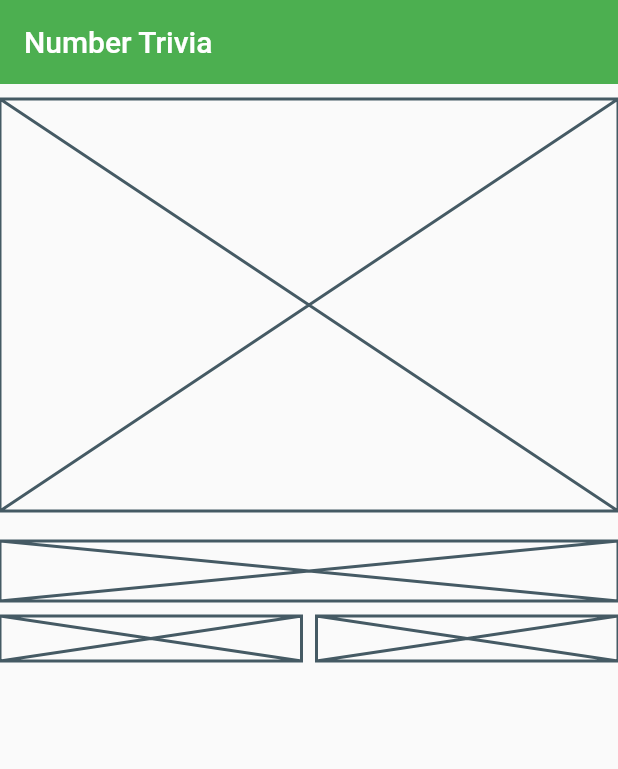
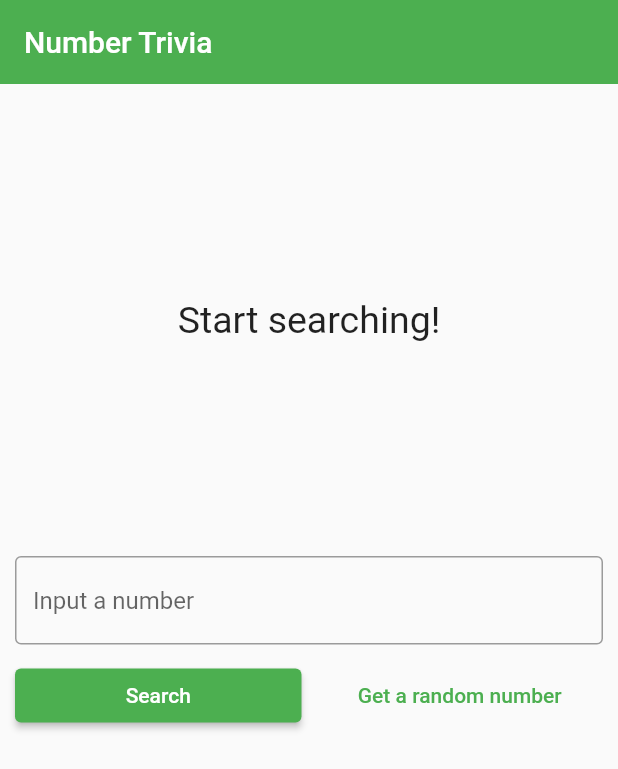
Before and after one commit to larinuness/flutter-clean-arch, a Flutter app: the screen it shows after launch, on a phone screen of 412 x 824 dp. Shown: the top 769 px of the screen. Run offline on Flutter 3.47's test engine with Material 2 defaults, Android fonts, the phone set to English and light mode, and no system bars; our stand-ins replace bloc, dartz, equatable, flutter_bloc, get_it, internet_connection_checker and 1 more.

Commit message:
done project

```diff
--- a/flutter_clean_arch/lib/features/number_trivia/data/datasources/number_trivia_remote_data_source.dart
+++ b/flutter_clean_arch/lib/features/number_trivia/data/datasources/number_trivia_remote_data_source.dart
@@ -1,8 +1,9 @@
 import 'dart:convert';
+
+import 'package:http/http.dart' as http;
 
 import '../../../../core/error/exceptions.dart';
 import '../models/number_trivia_model.dart';
-import 'package:http/http.dart' as http;
 
 abstract class NumberTriviaRemoteDataSource {
   /*Gets the cached NumberTriviaModel which was gotten the last time
--- a/flutter_clean_arch/lib/features/number_trivia/presentation/pages/number_trivia_page.dart
+++ b/flutter_clean_arch/lib/features/number_trivia/presentation/pages/number_trivia_page.dart
@@ -1,7 +1,12 @@
 import 'package:flutter/material.dart';
 import 'package:flutter_bloc/flutter_bloc.dart';
-import 'package:flutter_clean_arch/features/number_trivia/presentation/bloc/number_trivia_bloc.dart';
-import 'package:flutter_clean_arch/injection_container.dart';
+import '../bloc/number_trivia_bloc.dart';
+import '../../../../injection_container.dart';
+
+import '../widgets/loading.dart';
+import '../widgets/message_display.dart';
+import '../widgets/trivia_control.dart';
+import '../widgets/trivia_display.dart';
 
 class NumberTriviaPage extends StatelessWidget {
   const NumberTriviaPage({Key? key}) : super(key: key);
@@ -13,51 +18,48 @@ class NumberTriviaPage extends StatelessWidget {
         title: const Text('Number Trivia'),
         elevation: 0,
       ),
-      body: buildBody(context),
+      body: SingleChildScrollView(child: buildBody(context)),
     );
   }
 
   BlocProvider<NumberTriviaBloc> buildBody(BuildContext context) {
     return BlocProvider(
       create: (_) => sl<NumberTriviaBloc>(),
+      child: Center(
+        child: Padding(
+          padding: const EdgeInsets.all(10.0),
           child: Column(
             children: [
               const SizedBox(height: 10),
               //Top half
-          SizedBox(
+              BlocBuilder<NumberTriviaBloc, NumberTriviaState>(
+                  builder: (context, state) {
+                if (state is Empty) {
+                  return const MessageDisplay(
+                    message: 'Start searching!',
+                  );
+                } else if (state is Error) {
+                  return MessageDisplay(
+                    message: state.message,
+                  );
+                } else if (state is Loaded) {
+                  return TriviaDisplay(
+                    numberTrivia: state.trivia,
+                  );
+                } else if (state is Loading) {
+                  return const LoadingWidget();
+                }
+                return SizedBox(
                   height: MediaQuery.of(context).size.height / 3,
                   child: const Placeholder(),
-          ),
+                );
+              }),
               const SizedBox(height: 20),
               // Bottom half
-          Column(
-            children: [
-              const Placeholder(
-                fallbackHeight: 40,
-              ),
-              const SizedBox(
-                height: 10,
-              ),
-              Row(
-                children: const [
-                  Expanded(
-                    child: Placeholder(
-                      fallbackHeight: 30,
+              const TriviaControls()
+            ],
           ),
         ),
-                  SizedBox(
-                    width: 10,
-                  ),
-                  Expanded(
-                    child: Placeholder(
-                      fallbackHeight: 30,
-                    ),
-                  ),
-                ],
-              )
-            ],
-          )
-        ],
       ),
     );
   }
--- /dev/null
+++ b/flutter_clean_arch/lib/features/number_trivia/presentation/widgets/message_display.dart
@@ -0,0 +1,22 @@
+import 'package:flutter/material.dart';
+
+class MessageDisplay extends StatelessWidget {
+  final String message;
+  const MessageDisplay({Key? key, required this.message}) : super(key: key);
+
+  @override
+  Widget build(BuildContext context) {
+    return SizedBox(
+      height: MediaQuery.of(context).size.height / 3,
+      child: Center(
+        child: SingleChildScrollView(
+          child: Text(
+            message,
+            style: const TextStyle(fontSize: 25),
+            textAlign: TextAlign.center,
+          ),
+        ),
+      ),
+    );
+  }
+}
--- /dev/null
+++ b/flutter_clean_arch/lib/features/number_trivia/presentation/widgets/trivia_control.dart
@@ -0,0 +1,73 @@
+import 'package:flutter/material.dart';
+import 'package:flutter_bloc/flutter_bloc.dart';
+
+import '../bloc/number_trivia_bloc.dart';
+
+class TriviaControls extends StatefulWidget {
+  const TriviaControls({
+    Key? key,
+  }) : super(key: key);
+
+  @override
+  State<TriviaControls> createState() => _TriviaControlsState();
+}
+
+class _TriviaControlsState extends State<TriviaControls> {
+  String? input;
+  final controller = TextEditingController();
+
+  @override
+  Widget build(BuildContext context) {
+    return Column(
+      children: [
+        TextField(
+          controller: controller,
+          keyboardType: TextInputType.number,
+          decoration: const InputDecoration(
+            border: OutlineInputBorder(),
+            hintText: 'Input a number',
+          ),
+          onChanged: (value) {
+            input = value;
+          },
+          onSubmitted: (_) {
+            dispatchConcrete();
+          },
+        ),
+        const SizedBox(
+          height: 10,
+        ),
+        Row(
+          children: [
+            Expanded(
+              child: ElevatedButton(
+                onPressed: dispatchConcrete,
+                child: const Text('Search'),
+              ),
+            ),
+            const SizedBox(
+              width: 10,
+            ),
+            Expanded(
+              child: TextButton(
+                onPressed: dispatchRandom,
+                child: const Text('Get a random number'),
+              ),
+            ),
+          ],
+        )
+      ],
+    );
+  }
+
+  void dispatchConcrete() {
+    controller.clear();
+    BlocProvider.of<NumberTriviaBloc>(context)
+        .add(GetTriviaForConcreteNumber(numberString: input!));
+  }
+
+  void dispatchRandom() {
+    controller.clear();
+    BlocProvider.of<NumberTriviaBloc>(context).add(GetTriviaForRandomNumber());
+  }
+}
--- a/flutter_clean_arch/lib/main.dart
+++ b/flutter_clean_arch/lib/main.dart
@@ -1,5 +1,6 @@
 import 'package:flutter/material.dart';
-import 'package:flutter_clean_arch/features/number_trivia/presentation/pages/number_trivia_page.dart';
+
+import 'features/number_trivia/presentation/pages/number_trivia_page.dart';
 import 'injection_container.dart' as di;
 
 void main() async {
```
Also changed, not shown: flutter_clean_arch/lib/features/number_trivia/presentation/widgets/loading.dart (added, +15 -0 lines), flutter_clean_arch/lib/features/number_trivia/presentation/widgets/trivia_display.dart (added, +34 -0 lines), 1 other file. Lines whose indentation alone changed are shown as unchanged.
